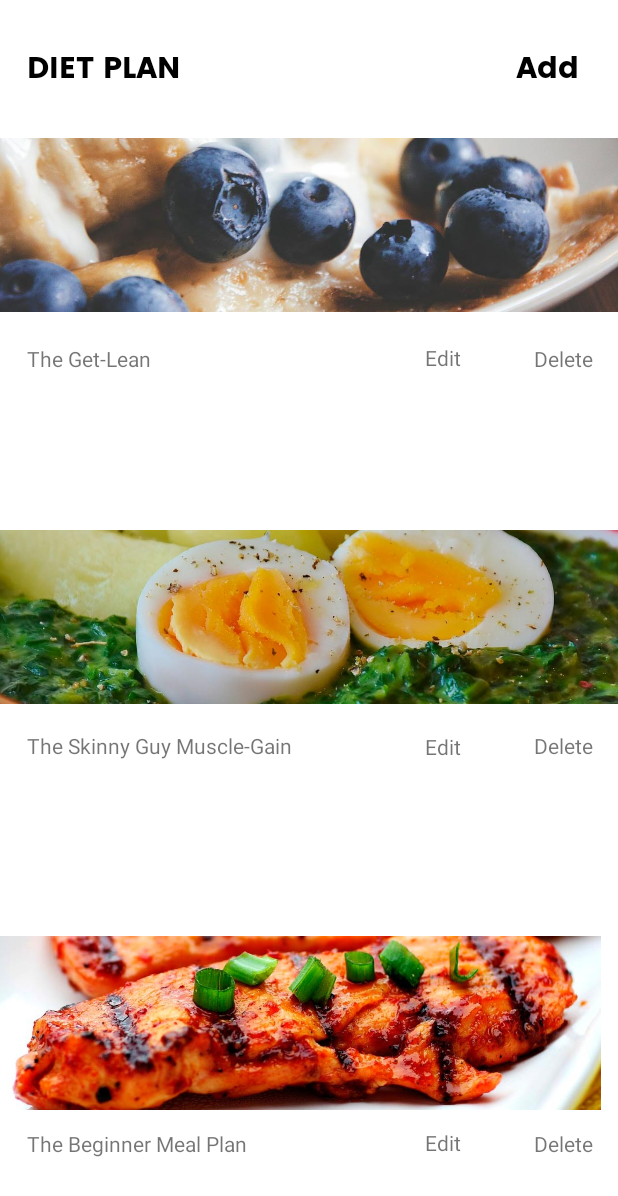
After one commit to shanel199/BFit_Admin, an Android app: the diet screen opened directly, with no data from a screen before it, on a phone screen of 412 x 824 dp. The commit adds this screen. Shown: the top 1196 px of the screen. Run offline under Robolectric (Android 15) with nearby library versions, the phone set to English and light mode, and no system bars.

Commit message:
exercise and diet plan added

```diff
--- a/app/src/main/AndroidManifest.xml
+++ b/app/src/main/AndroidManifest.xml
@@ -9,6 +9,12 @@
         android:roundIcon="@mipmap/bfit_admin_round"
         android:supportsRtl="true"
         android:theme="@style/Theme.BFitAdmin">
+        <activity
+            android:name=".exercises"
+            android:exported="false" />
+        <activity
+            android:name=".diet"
+            android:exported="false" />
         <activity
             android:name=".add_equipment"
             android:exported="false" />
--- /dev/null
+++ b/app/src/main/java/com/shcollege/bfitadmin/diet.java
@@ -0,0 +1,14 @@
+package com.shcollege.bfitadmin;
+
+import androidx.appcompat.app.AppCompatActivity;
+
+import android.os.Bundle;
+
+public class diet extends AppCompatActivity {
+
+    @Override
+    protected void onCreate(Bundle savedInstanceState) {
+        super.onCreate(savedInstanceState);
+        setContentView(R.layout.activity_diet);
+    }
+}
--- /dev/null
+++ b/app/src/main/res/layout/activity_diet.xml
@@ -0,0 +1,205 @@
+<?xml version="1.0" encoding="utf-8"?>
+<androidx.constraintlayout.widget.ConstraintLayout xmlns:android="http://schemas.android.com/apk/res/android"
+    xmlns:app="http://schemas.android.com/apk/res-auto"
+    xmlns:tools="http://schemas.android.com/tools"
+    android:layout_width="match_parent"
+    android:layout_height="match_parent"
+    tools:context=".diet">
+
+    <TextView
+        android:id="@+id/diet_banner"
+        android:layout_width="wrap_content"
+        android:layout_height="wrap_content"
+        android:fontFamily="@font/poppins_bold"
+        android:text="DIET PLAN"
+        android:textColor="@color/black"
+        android:textSize="20sp"
+        app:layout_constraintBottom_toBottomOf="parent"
+        app:layout_constraintEnd_toEndOf="parent"
+        app:layout_constraintHorizontal_bias="0.057"
+        app:layout_constraintStart_toStartOf="parent"
+        app:layout_constraintTop_toTopOf="parent"
+        app:layout_constraintVertical_bias="0.037"
+        android:clickable="true"
+        android:foreground="?android:attr/selectableItemBackground"/>
+
+    <TextView
+        android:id="@+id/add_diet"
+        android:layout_width="wrap_content"
+        android:layout_height="wrap_content"
+        android:fontFamily="@font/poppins_bold"
+        android:text="Add"
+        android:textColor="@color/black"
+        android:textSize="20sp"
+        app:layout_constraintBottom_toBottomOf="parent"
+        app:layout_constraintEnd_toEndOf="parent"
+        app:layout_constraintHorizontal_bias="0.93"
+        app:layout_constraintStart_toStartOf="parent"
+        app:layout_constraintTop_toTopOf="parent"
+        app:layout_constraintVertical_bias="0.037"
+        android:clickable="true"
+        android:foreground="?android:attr/selectableItemBackground"/>
+
+    <ImageView
+        android:id="@+id/diet3_iv"
+        android:layout_width="570dp"
+        android:layout_height="116dp"
+        app:layout_constraintBottom_toBottomOf="parent"
+        app:layout_constraintEnd_toEndOf="parent"
+        app:layout_constraintHorizontal_bias="0.503"
+        app:layout_constraintStart_toStartOf="parent"
+        app:layout_constraintTop_toTopOf="parent"
+        app:layout_constraintVertical_bias="0.13"
+        app:srcCompat="@drawable/diet3"
+        android:clickable="true"
+        android:foreground="?android:attr/selectableItemBackground"/>
+
+    <TextView
+        android:id="@+id/edit_D3_tv"
+        android:layout_width="29dp"
+        android:layout_height="16dp"
+        android:text="Edit"
+        app:layout_constraintBottom_toBottomOf="parent"
+        app:layout_constraintEnd_toEndOf="parent"
+        app:layout_constraintHorizontal_bias="0.74"
+        app:layout_constraintStart_toStartOf="parent"
+        app:layout_constraintTop_toTopOf="parent"
+        app:layout_constraintVertical_bias="0.283"
+        android:clickable="true"
+        android:foreground="?android:attr/selectableItemBackground"/>
+
+    <TextView
+        android:id="@+id/lean_tv"
+        android:layout_width="wrap_content"
+        android:layout_height="wrap_content"
+        android:text="The Get-Lean"
+        app:layout_constraintBottom_toBottomOf="parent"
+        app:layout_constraintEnd_toEndOf="parent"
+        app:layout_constraintHorizontal_bias="0.054"
+        app:layout_constraintStart_toStartOf="parent"
+        app:layout_constraintTop_toTopOf="parent"
+        app:layout_constraintVertical_bias="0.285" />
+
+    <TextView
+        android:id="@+id/delete_D3_tv"
+        android:layout_width="wrap_content"
+        android:layout_height="wrap_content"
+        android:text="Delete"
+        app:layout_constraintBottom_toBottomOf="parent"
+        app:layout_constraintEnd_toEndOf="parent"
+        app:layout_constraintHorizontal_bias="0.956"
+        app:layout_constraintStart_toStartOf="parent"
+        app:layout_constraintTop_toTopOf="parent"
+        app:layout_constraintVertical_bias="0.285"
+        android:clickable="true"
+        android:foreground="?android:attr/selectableItemBackground"/>
+
+    <ImageView
+        android:id="@+id/diet2_iv"
+        android:layout_width="570dp"
+        android:layout_height="116dp"
+        app:layout_constraintBottom_toBottomOf="parent"
+        app:layout_constraintEnd_toEndOf="parent"
+        app:layout_constraintHorizontal_bias="0.503"
+        app:layout_constraintStart_toStartOf="parent"
+        app:layout_constraintTop_toTopOf="parent"
+        app:layout_constraintVertical_bias="0.499"
+        app:srcCompat="@drawable/diet2"
+        android:clickable="true"
+        android:foreground="?android:attr/selectableItemBackground"/>
+
+    <TextView
+        android:id="@+id/gain_tv"
+        android:layout_width="wrap_content"
+        android:layout_height="wrap_content"
+        android:text="The Skinny Guy Muscle-Gain"
+        app:layout_constraintBottom_toBottomOf="parent"
+        app:layout_constraintEnd_toEndOf="parent"
+        app:layout_constraintHorizontal_bias="0.076"
+        app:layout_constraintStart_toStartOf="parent"
+        app:layout_constraintTop_toTopOf="parent"
+        app:layout_constraintVertical_bias="0.606" />
+
+    <TextView
+        android:id="@+id/edit_D2_tv"
+        android:layout_width="29dp"
+        android:layout_height="16dp"
+        android:text="Edit"
+        app:layout_constraintBottom_toBottomOf="parent"
+        app:layout_constraintEnd_toEndOf="parent"
+        app:layout_constraintHorizontal_bias="0.74"
+        app:layout_constraintStart_toStartOf="parent"
+        app:layout_constraintTop_toTopOf="parent"
+        app:layout_constraintVertical_bias="0.604"
+        android:clickable="true"
+        android:foreground="?android:attr/selectableItemBackground"/>
+
+    <TextView
+        android:id="@+id/delete_D2_tv"
+        android:layout_width="wrap_content"
+        android:layout_height="wrap_content"
+        android:text="Delete"
+        app:layout_constraintBottom_toBottomOf="parent"
+        app:layout_constraintEnd_toEndOf="parent"
+        app:layout_constraintHorizontal_bias="0.956"
+        app:layout_constraintStart_toStartOf="parent"
+        app:layout_constraintTop_toTopOf="parent"
+        app:layout_constraintVertical_bias="0.606"
+        android:clickable="true"
+        android:foreground="?android:attr/selectableItemBackground"/>
+
+    <ImageView
+        android:id="@+id/diet1_iv"
+        android:layout_width="570dp"
+        android:layout_height="116dp"
+        app:layout_constraintBottom_toBottomOf="parent"
+        app:layout_constraintEnd_toEndOf="parent"
+        app:layout_constraintHorizontal_bias="0.842"
+        app:layout_constraintStart_toStartOf="parent"
+        app:layout_constraintTop_toTopOf="parent"
+        app:layout_constraintVertical_bias="0.881"
+        app:srcCompat="@drawable/diet1"
+        android:clickable="true"
+        android:foreground="?android:attr/selectableItemBackground"/>
+
+    <TextView
+        android:id="@+id/beginner_tv"
+        android:layout_width="wrap_content"
+        android:layout_height="wrap_content"
+        android:text="The Beginner Meal Plan"
+        app:layout_constraintBottom_toBottomOf="parent"
+        app:layout_constraintEnd_toEndOf="parent"
+        app:layout_constraintHorizontal_bias="0.068"
+        app:layout_constraintStart_toStartOf="parent"
+        app:layout_constraintTop_toTopOf="parent"
+        app:layout_constraintVertical_bias="0.935" />
+
+    <TextView
+        android:id="@+id/edit_D1_tv"
+        android:layout_width="29dp"
+        android:layout_height="16dp"
+        android:text="Edit"
+        app:layout_constraintBottom_toBottomOf="parent"
+        app:layout_constraintEnd_toEndOf="parent"
+        app:layout_constraintHorizontal_bias="0.74"
+        app:layout_constraintStart_toStartOf="parent"
+        app:layout_constraintTop_toTopOf="parent"
+        app:layout_constraintVertical_bias="0.931"
+        android:clickable="true"
+        android:foreground="?android:attr/selectableItemBackground"/>
+
+    <TextView
+        android:id="@+id/delete_D1_tv"
+        android:layout_width="wrap_content"
+        android:layout_height="wrap_content"
+        android:text="Delete"
+        app:layout_constraintBottom_toBottomOf="parent"
+        app:layout_constraintEnd_toEndOf="parent"
+        app:layout_constraintHorizontal_bias="0.956"
+        app:layout_constraintStart_toStartOf="parent"
+        app:layout_constraintTop_toTopOf="parent"
+        app:layout_constraintVertical_bias="0.935"
+        android:clickable="true"
+        android:foreground="?android:attr/selectableItemBackground"/>
+
+</androidx.constraintlayout.widget.ConstraintLayout>
```
Also changed, not shown: app/src/main/java/com/shcollege/bfitadmin/HomeActivity.java (+16 -1 lines), app/src/main/java/com/shcollege/bfitadmin/exercises.java (added, +14 -0 lines), app/src/main/res/layout/activity_add_equipment.xml (+6 -2 lines), app/src/main/res/layout/activity_exercises.xml (added, +145 -0 lines), app/src/main/res/drawable/diet1.jpg (added), app/src/main/res/drawable/diet2.jpg (added), app/src/main/res/drawable/diet3.jpg (added), app/src/main/res/drawable/exercise1.jpg (added), app/src/main/res/drawable/exercise2.jpg (added), app/src/main/res/drawable/exercise3.jpg (added), app/src/main/res/drawable/exercise4.jpg (added), app/src/main/res/drawable/exercise5.jpg (added).
